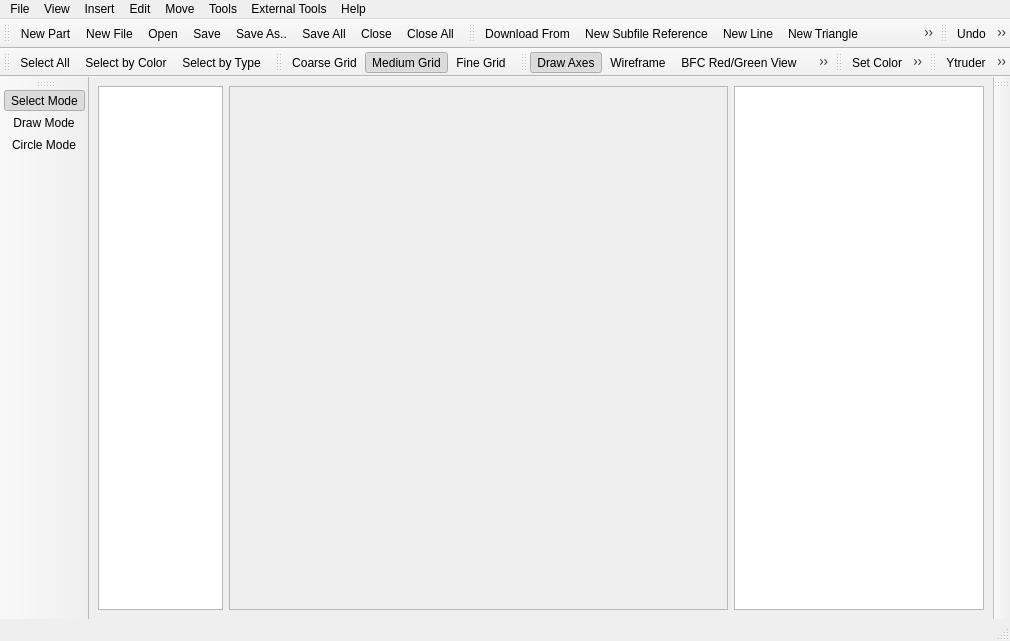
Before: the Qt Designer form ui/ldforge.ui in crimsondusk/ldforge, drawn with Qt 5.
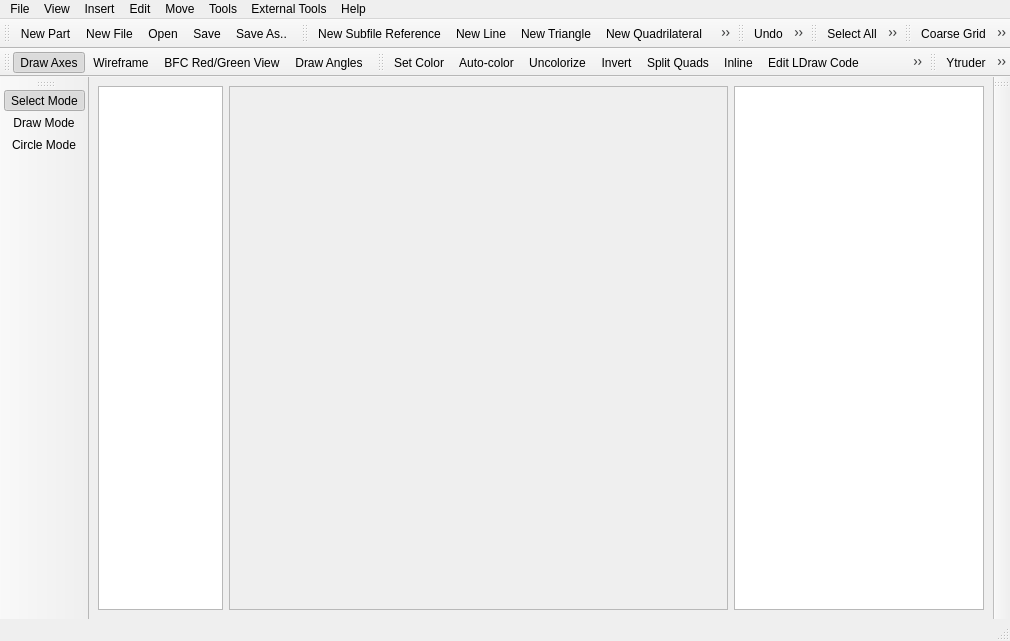
After: the same form once the commit is applied. Icons and pictures are not drawn.

Commit message: - reorganized the toolbar a little bit

What changed in the file:
```diff
--- a/ui/ldforge.ui
+++ b/ui/ldforge.ui
@@ -284,9 +284,6 @@
    <addaction name="actionOpen"/>
    <addaction name="actionSave"/>
    <addaction name="actionSaveAs"/>
-   <addaction name="actionSaveAll"/>
-   <addaction name="actionClose"/>
-   <addaction name="actionCloseAll"/>
   </widget>
   <widget class="QToolBar" name="toolBar_2">
    <property name="windowTitle">
@@ -298,7 +295,6 @@
    <attribute name="toolBarBreak">
     <bool>false</bool>
    </attribute>
-   <addaction name="actionDownloadFrom"/>
    <addaction name="actionNewSubfile"/>
    <addaction name="actionNewLine"/>
    <addaction name="actionNewTriangle"/>
@@ -333,7 +329,7 @@
     <enum>TopToolBarArea</enum>
    </attribute>
    <attribute name="toolBarBreak">
-    <bool>true</bool>
+    <bool>false</bool>
    </attribute>
    <addaction name="actionSelectAll"/>
    <addaction name="actionSelectByColor"/>
@@ -361,7 +357,7 @@
     <enum>TopToolBarArea</enum>
    </attribute>
    <attribute name="toolBarBreak">
-    <bool>false</bool>
+    <bool>true</bool>
    </attribute>
    <addaction name="actionAxes"/>
    <addaction name="actionWireframe"/>
```
Left out of the diff: 2 changed lines with no effect on the pictures.
